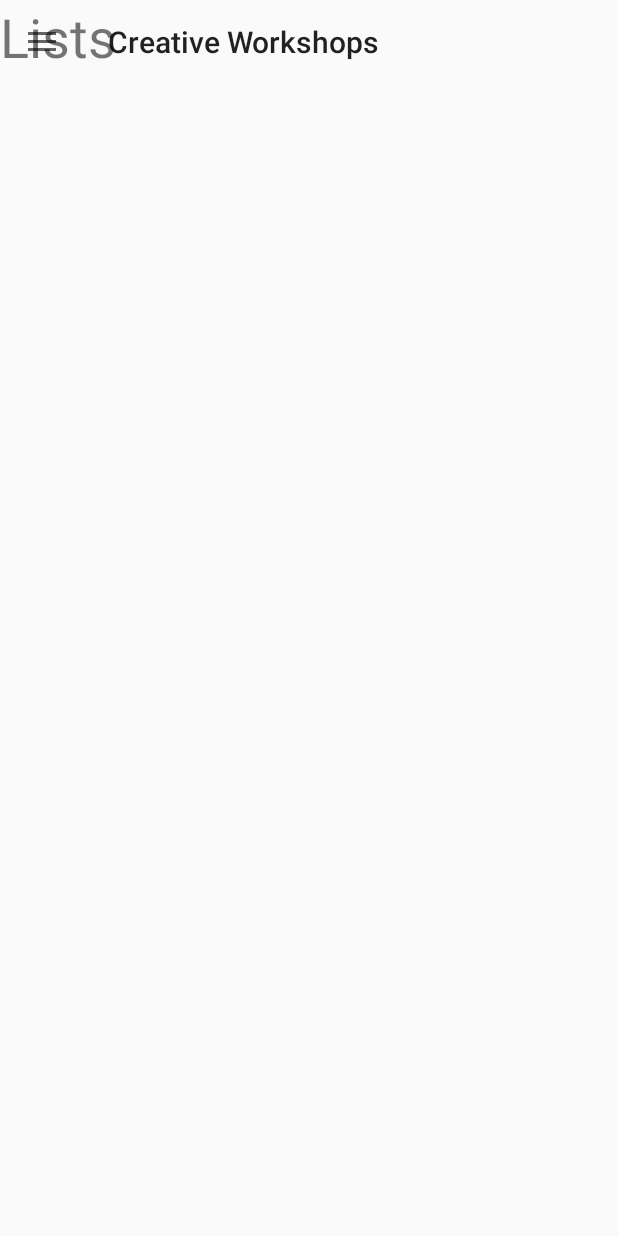
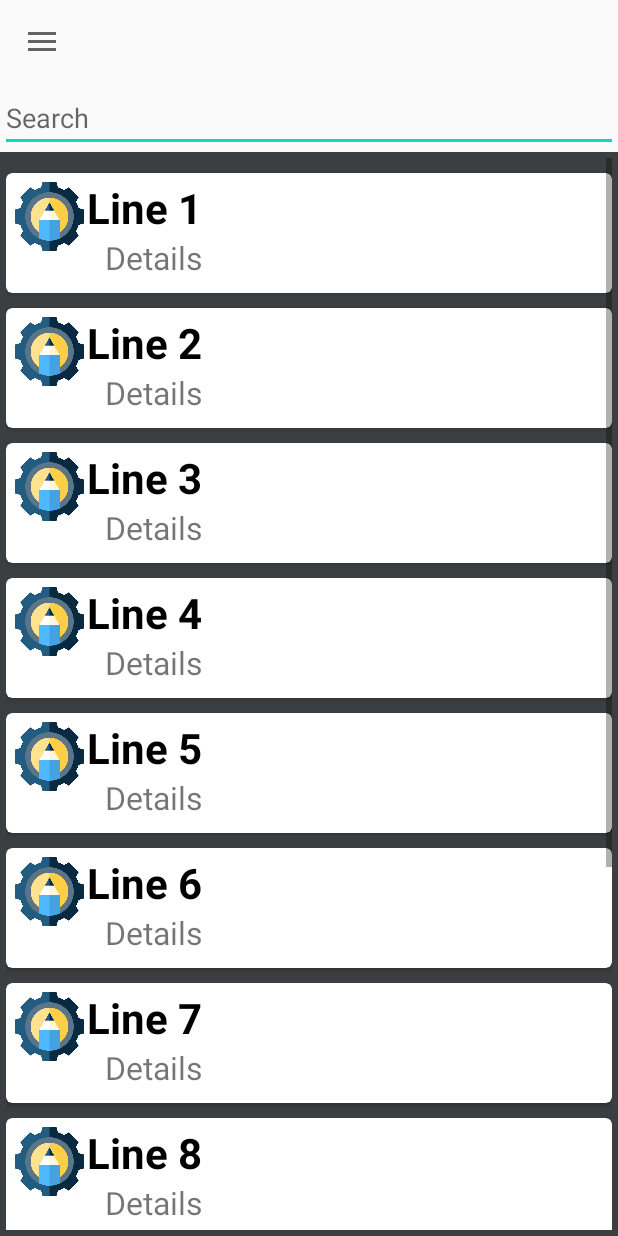
Before and after one commit to FraserPenning/creativeworkshops-app, an Android app: the screen it shows after launch (ListsActivity), in the side drawer, after a tap on "Lists", on a phone screen of 412 x 824 dp. Run offline under Robolectric (Android 15) with nearby library versions, the phone set to English and light mode, and no system bars.

Commit message:
EditText added Removed SearchView code until discovery complete

```diff
--- a/app/build.gradle
+++ b/app/build.gradle
@@ -27,6 +27,8 @@ dependencies {
     implementation fileTree(dir: 'libs', include: ['*.jar'])
 
     implementation 'androidx.appcompat:appcompat:1.1.0'
+    implementation 'androidx.recyclerview:recyclerview-selection:1.0.0'
+    implementation 'androidx.cardview:cardview:1.0.0'
     implementation 'androidx.constraintlayout:constraintlayout:1.1.3'
     testImplementation 'junit:junit:4.13'
     androidTestImplementation 'androidx.test.ext:junit:1.1.1'
--- a/app/src/main/AndroidManifest.xml
+++ b/app/src/main/AndroidManifest.xml
@@ -9,7 +9,7 @@
         android:roundIcon="@mipmap/ic_launcher_round"
         android:supportsRtl="true"
         android:theme="@style/AppTheme">
-        <activity android:name=".ListsActivity"></activity>
+        <activity android:name=".ListsActivity"/>
         <activity android:name=".CategoriesActivity" />
         <activity android:name=".Information3" />
         <activity android:name=".SplashActivity">
--- a/app/src/main/java/com/example/workshopfacilitationguide/CategoriesActivity.java
+++ b/app/src/main/java/com/example/workshopfacilitationguide/CategoriesActivity.java
@@ -27,10 +27,11 @@ public class CategoriesActivity extends AppCompatActivity implements NavigationV
         //Navigation Drawer hooks
         drawerLayout = findViewById(R.id.drawer_layout);
         navigationView = findViewById(R.id.navigationView);
-        toolbar = findViewById(R.id.toolbar);
+        toolbar = findViewById(R.id.toolBar);
 
         //Toolbar set as action bar
         setSupportActionBar(toolbar);
+        getSupportActionBar().setDisplayShowTitleEnabled(false);
         navigationView.bringToFront();
         ActionBarDrawerToggle toggle = new ActionBarDrawerToggle(this, drawerLayout, toolbar, R.string.navigation_draw_open, R.string.navigation_draw_close);
         drawerLayout.addDrawerListener(toggle);
@@ -38,6 +39,8 @@ public class CategoriesActivity extends AppCompatActivity implements NavigationV
 
         //navigation clickable
         navigationView.setNavigationItemSelectedListener(this);
+        //Set home screen information on start
+        navigationView.setCheckedItem(R.id.nav_categories);
 
 
     }
--- /dev/null
+++ b/app/src/main/java/com/example/workshopfacilitationguide/ExampleAdapter.java
@@ -0,0 +1,57 @@
+package com.example.workshopfacilitationguide;
+
+import android.view.LayoutInflater;
+import android.view.View;
+import android.view.ViewGroup;
+import android.widget.ImageView;
+import android.widget.TextView;
+
+import androidx.annotation.NonNull;
+import androidx.recyclerview.widget.RecyclerView;
+
+import java.util.ArrayList;
+
+public class ExampleAdapter extends RecyclerView.Adapter<ExampleAdapter.ExampleViewHolder> {
+    private ArrayList<ExampleItem> mExampleList;
+
+
+
+    static class ExampleViewHolder extends RecyclerView.ViewHolder {
+        ImageView mImageView;
+        TextView mTextView1;
+        TextView mTextView2;
+
+        ExampleViewHolder(View itemView) {
+            super(itemView);
+            mImageView = itemView.findViewById(R.id.imageView);
+            mTextView1 = itemView.findViewById(R.id.textView1);
+            mTextView2 = itemView.findViewById(R.id.textView2);
+        }
+    }
+    ExampleAdapter(ArrayList<ExampleItem> exampleList) {
+        //added this. can remove?
+        mExampleList = exampleList;
+    }
+    @NonNull
+    @Override
+    public ExampleViewHolder onCreateViewHolder(ViewGroup parent, int viewType) {
+        View v = LayoutInflater.from(parent.getContext()).inflate(R.layout.example_item, parent, false);
+        return new ExampleViewHolder(v);
+    }
+    @Override
+    public void onBindViewHolder(ExampleViewHolder holder, int position) {
+        ExampleItem currentItem = mExampleList.get(position);
+        holder.mImageView.setImageResource(currentItem.getImageResource());
+        holder.mTextView1.setText(currentItem.getText1());
+        holder.mTextView2.setText(currentItem.getText2());
+    }
+
+    @Override
+    public int getItemCount() {
+        return mExampleList.size();
+    }
+    //public void filterList(ArrayList<ExampleItem>filteredList) {
+        //mExampleList = filteredList;
+        //notifyDataSetChanged();
+    //}
+}
--- /dev/null
+++ b/app/src/main/java/com/example/workshopfacilitationguide/ExampleItem.java
@@ -0,0 +1,25 @@
+package com.example.workshopfacilitationguide;
+
+class ExampleItem {
+    private int mImageResource;
+    private String mText1;
+    private String mText2;
+
+    ExampleItem(int imageResource, String text1, String text2) {
+        mImageResource = imageResource;
+        mText1 = text1;
+        mText2 = text2;
+    }
+
+    int getImageResource() {
+        return mImageResource;
+    }
+
+    String getText1() {
+        return mText1;
+    }
+
+    String getText2() {
+        return mText2;
+    }
+}
--- a/app/src/main/java/com/example/workshopfacilitationguide/Information3.java
+++ b/app/src/main/java/com/example/workshopfacilitationguide/Information3.java
@@ -14,10 +14,13 @@ import android.view.View;
 import android.widget.Button;
 import android.widget.LinearLayout;
 import android.widget.TextView;
+
 import androidx.viewpager.widget.ViewPager;
 import androidx.core.view.GravityCompat;
 
 import com.google.android.material.navigation.NavigationView;
+
+import java.util.Objects;
 
 public class Information3 extends AppCompatActivity implements NavigationView.OnNavigationItemSelectedListener {
 
@@ -28,10 +31,10 @@ public class Information3 extends AppCompatActivity implements NavigationView.On
     private Button mNextBtn;
     private Button mBackBtn;
     private int mCurrentPage;
+
     private DrawerLayout drawerLayout;
     private NavigationView navigationView;
-    private Toolbar toolbar;
-
+    private Toolbar toolBar;
 
     @Override
     protected void onCreate(Bundle savedInstanceState) {
@@ -41,12 +44,13 @@ public class Information3 extends AppCompatActivity implements NavigationView.On
         //Navigation Drawer hooks
         drawerLayout = findViewById(R.id.drawer_layout);
         navigationView = findViewById(R.id.navigationView);
-        toolbar = findViewById(R.id.toolbar);
+        toolBar = findViewById(R.id.toolBar);
 
         //Toolbar set as action bar
-        setSupportActionBar(toolbar);
+        setSupportActionBar(toolBar);
+        Objects.requireNonNull(getSupportActionBar()).setDisplayShowTitleEnabled(false);
         navigationView.bringToFront();
-        ActionBarDrawerToggle toggle = new ActionBarDrawerToggle(this, drawerLayout, toolbar, R.string.navigation_draw_open, R.string.navigation_draw_close);
+        ActionBarDrawerToggle toggle = new ActionBarDrawerToggle(this, drawerLayout, toolBar, R.string.navigation_draw_open, R.string.navigation_draw_close);
         drawerLayout.addDrawerListener(toggle);
         toggle.syncState();
 
@@ -56,12 +60,12 @@ public class Information3 extends AppCompatActivity implements NavigationView.On
         //Set home screen information on start
         navigationView.setCheckedItem(R.id.nav_information);
 
-        //Viewpager and buttons
-        mSlideViewPager = (ViewPager) findViewById(R.id.slideViewPager);
-        mDotLayout = (LinearLayout) findViewById(R.id.dotsLayout);
+        //Main Window Design: Viewpager and buttons
+        mSlideViewPager = findViewById(R.id.slideViewPager);
+        mDotLayout = findViewById(R.id.dotsLayout);
 
-        mNextBtn = (Button) findViewById(R.id.nextBtn);
-        mBackBtn = (Button) findViewById(R.id.backBtn);
+        mNextBtn = findViewById(R.id.nextBtn);
+        mBackBtn = findViewById(R.id.backBtn);
 
         sliderAdapter = new SliderAdapter(this);
         mSlideViewPager.setAdapter(sliderAdapter);
--- a/app/src/main/java/com/example/workshopfacilitationguide/ListsActivity.java
+++ b/app/src/main/java/com/example/workshopfacilitationguide/ListsActivity.java
@@ -1,23 +1,30 @@
 package com.example.workshopfacilitationguide;
+
+import android.content.Intent;
+import android.os.Bundle;
+import android.view.MenuItem;
 
 import androidx.annotation.NonNull;
 import androidx.appcompat.app.ActionBarDrawerToggle;
 import androidx.appcompat.app.AppCompatActivity;
 import androidx.appcompat.widget.Toolbar;
+import androidx.core.view.GravityCompat;
 import androidx.drawerlayout.widget.DrawerLayout;
-
-import android.content.Intent;
-import android.os.Bundle;
-import android.view.MenuItem;
-
+import androidx.recyclerview.widget.LinearLayoutManager;
+import androidx.recyclerview.widget.RecyclerView;
 import com.google.android.material.navigation.NavigationView;
-import androidx.core.view.GravityCompat;
+import java.util.ArrayList;
+import java.util.Objects;
 
 public class ListsActivity extends AppCompatActivity implements NavigationView.OnNavigationItemSelectedListener {
-
-    private Toolbar toolbar;
+    private RecyclerView mRecyclerView;
+    private RecyclerView.Adapter mAdapter;
+    private RecyclerView.LayoutManager mLayoutManager;
+    private ArrayList<ExampleItem> mExampleList;
+    private Toolbar toolBar;
     private NavigationView navigationView;
     private DrawerLayout drawerLayout;
+
 
     @Override
     protected void onCreate(Bundle savedInstanceState) {
@@ -27,19 +34,51 @@ public class ListsActivity extends AppCompatActivity implements NavigationView.O
         //Navigation Drawer hooks
         drawerLayout = findViewById(R.id.drawer_layout);
         navigationView = findViewById(R.id.navigationView);
-        toolbar = findViewById(R.id.toolbar);
-
+        toolBar = findViewById(R.id.toolBar);
         //Toolbar set as action bar
-        setSupportActionBar(toolbar);
+        setSupportActionBar(toolBar);
+        Objects.requireNonNull(getSupportActionBar()).setDisplayShowTitleEnabled(false);
         navigationView.bringToFront();
-        ActionBarDrawerToggle toggle = new ActionBarDrawerToggle(this, drawerLayout, toolbar, R.string.navigation_draw_open, R.string.navigation_draw_close);
+        ActionBarDrawerToggle toggle = new ActionBarDrawerToggle(this, drawerLayout, toolBar, R.string.navigation_draw_open, R.string.navigation_draw_close);
         drawerLayout.addDrawerListener(toggle);
         toggle.syncState();
 
         //navigation clickable
         navigationView.setNavigationItemSelectedListener(this);
+        //Set home screen information on start
+        navigationView.setCheckedItem(R.id.nav_lists);
+        //Array lists for recycle view
+        ArrayList<ExampleItem> exampleList = new ArrayList<>();
+        exampleList.add(new ExampleItem(R.drawable.create_logo, "Line 1", "Details"));
+        exampleList.add(new ExampleItem(R.drawable.create_logo, "Line 2", "Details"));
+        exampleList.add(new ExampleItem(R.drawable.create_logo, "Line 3", "Details"));
+        exampleList.add(new ExampleItem(R.drawable.create_logo, "Line 4", "Details"));
+        exampleList.add(new ExampleItem(R.drawable.create_logo, "Line 5", "Details"));
+        exampleList.add(new ExampleItem(R.drawable.create_logo, "Line 6", "Details"));
+        exampleList.add(new ExampleItem(R.drawable.create_logo, "Line 7", "Details"));
+        exampleList.add(new ExampleItem(R.drawable.create_logo, "Line 8", "Details"));
+        exampleList.add(new ExampleItem(R.drawable.create_logo, "Line 9", "Details"));
+        exampleList.add(new ExampleItem(R.drawable.create_logo, "Line 10", "Details"));
+        exampleList.add(new ExampleItem(R.drawable.create_logo, "Line 11", "Details"));
+        exampleList.add(new ExampleItem(R.drawable.create_logo, "Line 12", "Details"));
 
+        //Main Window Design Recycle View
+        mRecyclerView = findViewById(R.id.recyclerView);
+        mRecyclerView.setHasFixedSize(true);
+        mLayoutManager = new LinearLayoutManager(this);
+        mAdapter = new ExampleAdapter(exampleList);
 
+        mRecyclerView.setLayoutManager(mLayoutManager);
+        mRecyclerView.setAdapter(mAdapter);
+    }
+
+    @Override
+    public void onBackPressed() {
+        if (drawerLayout.isDrawerOpen(GravityCompat.START)) {
+            drawerLayout.closeDrawer(GravityCompat.START);
+        } else {
+            super.onBackPressed();
+        }
     }
 
     @Override
--- a/app/src/main/java/com/example/workshopfacilitationguide/SplashActivity.java
+++ b/app/src/main/java/com/example/workshopfacilitationguide/SplashActivity.java
@@ -13,7 +13,7 @@ import android.widget.TextView;
 
 public class SplashActivity extends AppCompatActivity {
 
-    private static int SPLASH_SCREEN = 3500;
+    private static int SPLASH_SCREEN = 4000;
 
     //Variables
     Animation topAnim, bottomAnim;
@@ -46,6 +46,7 @@ public class SplashActivity extends AppCompatActivity {
                 Intent intent   = new Intent(SplashActivity.this, Information3.class);
                 startActivity(intent);
                 finish();
+                overridePendingTransition(0,R.anim.splash_fade);
             }
         },SPLASH_SCREEN);
 
--- /dev/null
+++ b/app/src/main/res/drawable/ic_android.xml
@@ -0,0 +1,9 @@
+<vector xmlns:android="http://schemas.android.com/apk/res/android"
+        android:width="24dp"
+        android:height="24dp"
+        android:viewportWidth="24.0"
+        android:viewportHeight="24.0">
+    <path
+        android:fillColor="#FF000000"
+        android:pathData="M6,18c0,0.55 0.45,1 1,1h1v3.5c0,0.83 0.67,1.5 1.5,1.5s1.5,-0.67 1.5,-1.5L11,19h2v3.5c0,0.83 0.67,1.5 1.5,1.5s1.5,-0.67 1.5,-1.5L16,19h1c0.55,0 1,-0.45 1,-1L18,8L6,8v10zM3.5,8C2.67,8 2,8.67 2,9.5v7c0,0.83 0.67,1.5 1.5,1.5S5,17.33 5,16.5v-7C5,8.67 4.33,8 3.5,8zM20.5,8c-0.83,0 -1.5,0.67 -1.5,1.5v7c0,0.83 0.67,1.5 1.5,1.5s1.5,-0.67 1.5,-1.5v-7c0,-0.83 -0.67,-1.5 -1.5,-1.5zM15.53,2.16l1.3,-1.3c0.2,-0.2 0.2,-0.51 0,-0.71 -0.2,-0.2 -0.51,-0.2 -0.71,0l-1.48,1.48C13.85,1.23 12.95,1 12,1c-0.96,0 -1.86,0.23 -2.66,0.63L7.85,0.15c-0.2,-0.2 -0.51,-0.2 -0.71,0 -0.2,0.2 -0.2,0.51 0,0.71l1.31,1.31C6.97,3.26 6,5.01 6,7h12c0,-1.99 -0.97,-3.75 -2.47,-4.84zM10,5L9,5L9,4h1v1zM15,5h-1L14,4h1v1z"/>
+</vector>
--- /dev/null
+++ b/app/src/main/res/drawable/ic_search.xml
@@ -0,0 +1,5 @@
+<vector android:height="24dp" android:tint="#112233"
+    android:viewportHeight="24.0" android:viewportWidth="24.0"
+    android:width="24dp" xmlns:android="http://schemas.android.com/apk/res/android">
+    <path android:fillColor="#FF000000" android:pathData="M15.5,14h-0.79l-0.28,-0.27C15.41,12.59 16,11.11 16,9.5 16,5.91 13.09,3 9.5,3S3,5.91 3,9.5 5.91,16 9.5,16c1.61,0 3.09,-0.59 4.23,-1.57l0.27,0.28v0.79l5,4.99L20.49,19l-4.99,-5zM9.5,14C7.01,14 5,11.99 5,9.5S7.01,5 9.5,5 14,7.01 14,9.5 11.99,14 9.5,14z"/>
+</vector>
--- a/app/src/main/res/layout/activity_categories.xml
+++ b/app/src/main/res/layout/activity_categories.xml
@@ -9,17 +9,7 @@
     android:layout_height="match_parent"
     tools:context=".CategoriesActivity">
 
-    <com.google.android.material.navigation.NavigationView
-        android:layout_width="wrap_content"
-        android:layout_height="match_parent"
-        android:layout_gravity="start"
-        android:id="@+id/navigationView"
-        app:headerLayout="@layout/activity_navigation"
-        app:menu="@menu/navigation_menu" >
-
-    </com.google.android.material.navigation.NavigationView>
-
-    <RelativeLayout
+    <LinearLayout
         android:layout_width="match_parent"
         android:layout_height="50dp"
         android:orientation="vertical">
@@ -29,20 +19,27 @@
             android:layout_width="match_parent"
             android:layout_height="wrap_content" />
 
-    </RelativeLayout>
+        <TextView
+            android:layout_width="match_parent"
+            android:layout_height="match_parent"
+            android:fontFamily="@font/montserrat"
+            android:text="Test"
+            android:textAlignment="center"
+            android:textSize="30sp">
 
-    <ScrollView
-        android:layout_width="match_parent"
-        android:layout_height="wrap_content"
-        android:layout_marginTop="70dp">
+        </TextView>
 
-        <TextView
-            android:id="@+id/textView3"
-            android:layout_width="match_parent"
-            android:layout_height="wrap_content"
-            android:text="Categories"
-            android:textSize="30sp" />
-    </ScrollView>
+    </LinearLayout>
+
+    <com.google.android.material.navigation.NavigationView
+        android:id="@+id/navigationView"
+        android:layout_width="wrap_content"
+        android:layout_height="match_parent"
+        android:layout_gravity="start"
+        app:headerLayout="@layout/activity_navigation"
+        app:menu="@menu/navigation_menu">
+
+    </com.google.android.material.navigation.NavigationView>
 
 
 </androidx.drawerlayout.widget.DrawerLayout>
--- a/app/src/main/res/layout/activity_information3.xml
+++ b/app/src/main/res/layout/activity_information3.xml
@@ -31,7 +31,7 @@
         android:layout_width="match_parent"
         android:layout_height="554dp"
         android:layout_above="@+id/dotsLayout"
-        android:layout_below="@+id/toolbar"
+        android:layout_below="@+id/toolBar"
         android:layout_alignParentStart="true"
         android:layout_marginStart="0dp"
         android:layout_marginTop="0dp"
--- a/app/src/main/res/layout/activity_lists.xml
+++ b/app/src/main/res/layout/activity_lists.xml
@@ -3,38 +3,25 @@
     xmlns:app="http://schemas.android.com/apk/res-auto"
     xmlns:tools="http://schemas.android.com/tools"
     android:id="@+id/drawer_layout"
-    android:fitsSystemWindows="true"
-    tools:openDrawer="start"
     android:layout_width="match_parent"
     android:layout_height="match_parent"
-    tools:context=".ListsActivity">
-
-    <ScrollView
-        android:layout_width="match_parent"
-        android:layout_height="wrap_content"
-        android:layout_marginTop="70dp">
-
-        <TextView
-            android:id="@+id/textView4"
-            android:layout_width="match_parent"
-            android:layout_height="wrap_content"
-            android:text="Lists"
-            android:textSize="36sp" />
-    </ScrollView>
+    android:fitsSystemWindows="true"
+    tools:context=".ListsActivity"
+    tools:openDrawer="start">
 
     <com.google.android.material.navigation.NavigationView
+        android:id="@+id/navigationView"
         android:layout_width="wrap_content"
         android:layout_height="match_parent"
         android:layout_gravity="start"
-        android:id="@+id/navigationView"
         app:headerLayout="@layout/activity_navigation"
-        app:menu="@menu/navigation_menu" >
+        app:menu="@menu/navigation_menu">
 
     </com.google.android.material.navigation.NavigationView>
 
-    <RelativeLayout
+    <LinearLayout
         android:layout_width="match_parent"
-        android:layout_height="50dp"
+        android:layout_height="match_parent"
         android:orientation="vertical">
 
         <include
@@ -42,7 +29,24 @@
             android:layout_width="match_parent"
             android:layout_height="wrap_content" />
 
-    </RelativeLayout>
+        <EditText
+            android:id="@+id/editTextSearch"
+            android:layout_width="match_parent"
+            android:layout_height="wrap_content"
+            android:hint="Search"
+            android:inputType="textShortMessage" />
+
+        <androidx.recyclerview.widget.RecyclerView
+            android:id="@+id/recyclerView"
+            android:layout_width="match_parent"
+            android:layout_height="match_parent"
+            android:background="#3C3F41"
+            android:padding="4dp"
+            android:scrollbars="vertical">
+
+        </androidx.recyclerview.widget.RecyclerView>
+
+    </LinearLayout>
 
 
 </androidx.drawerlayout.widget.DrawerLayout>
--- /dev/null
+++ b/app/src/main/res/layout/example_item.xml
@@ -0,0 +1,42 @@
+<?xml version="1.0" encoding="utf-8"?>
+<androidx.cardview.widget.CardView xmlns:android="http://schemas.android.com/apk/res/android"
+    xmlns:app="http://schemas.android.com/apk/res-auto"
+    android:layout_width="match_parent"
+    android:layout_height="80dp"
+    app:cardCornerRadius="4dp"
+    android:layout_marginTop="10dp">
+        <RelativeLayout
+            android:layout_width="match_parent"
+            android:layout_height="match_parent"
+            android:layout_margin="4dp">
+
+            <ImageView
+                android:id="@+id/imageView"
+                android:layout_width="50dp"
+                android:layout_height="50dp"
+                android:contentDescription="item image"
+                android:padding="2dp" />
+
+            <TextView
+                android:id="@+id/textView1"
+                android:layout_width="wrap_content"
+                android:layout_height="wrap_content"
+                android:layout_alignParentTop="true"
+                android:layout_toEndOf="@+id/imageView"
+                android:text="Line 1"
+                android:textColor="@android:color/black"
+                android:textSize="28sp"
+                android:textStyle="bold" />
+
+            <TextView
+                android:id="@+id/textView2"
+                android:layout_width="wrap_content"
+                android:layout_height="wrap_content"
+                android:layout_below="@+id/textView1"
+                android:layout_marginStart="12dp"
+                android:layout_toEndOf="@+id/imageView"
+                android:text="Line 2"
+                android:textSize="21sp" />
+        </RelativeLayout>
+
+</androidx.cardview.widget.CardView>
--- a/app/src/main/res/layout/navigation_action.xml
+++ b/app/src/main/res/layout/navigation_action.xml
@@ -1,8 +1,9 @@
 <?xml version="1.0" encoding="utf-8"?>
 <androidx.appcompat.widget.Toolbar xmlns:android="http://schemas.android.com/apk/res/android"
+    android:id="@+id/toolBar"
     android:layout_width="match_parent"
     android:layout_height="wrap_content"
     android:orientation="vertical"
-    android:id="@+id/toolbar">
-
+    android:fitsSystemWindows="true"
+    android:minHeight="?attr/actionBarSize">
 </androidx.appcompat.widget.Toolbar>
--- a/app/src/main/res/menu/navigation_menu.xml
+++ b/app/src/main/res/menu/navigation_menu.xml
@@ -5,6 +5,7 @@
         <item
             android:id="@+id/nav_information"
             android:title="Information"
+            android:checked="true"
             android:icon="@drawable/pencil_logo"/>
 
         <item
--- a/build.gradle
+++ b/build.gradle
@@ -5,6 +5,9 @@ buildscript {
     repositories {
         google()
         jcenter()
+        maven {
+            url "https://maven.google.com"
+        }
 
     }
     dependencies {
```
Also changed, not shown: app/src/main/res/anim/splash_fade.xml (added, +9 -0 lines).
